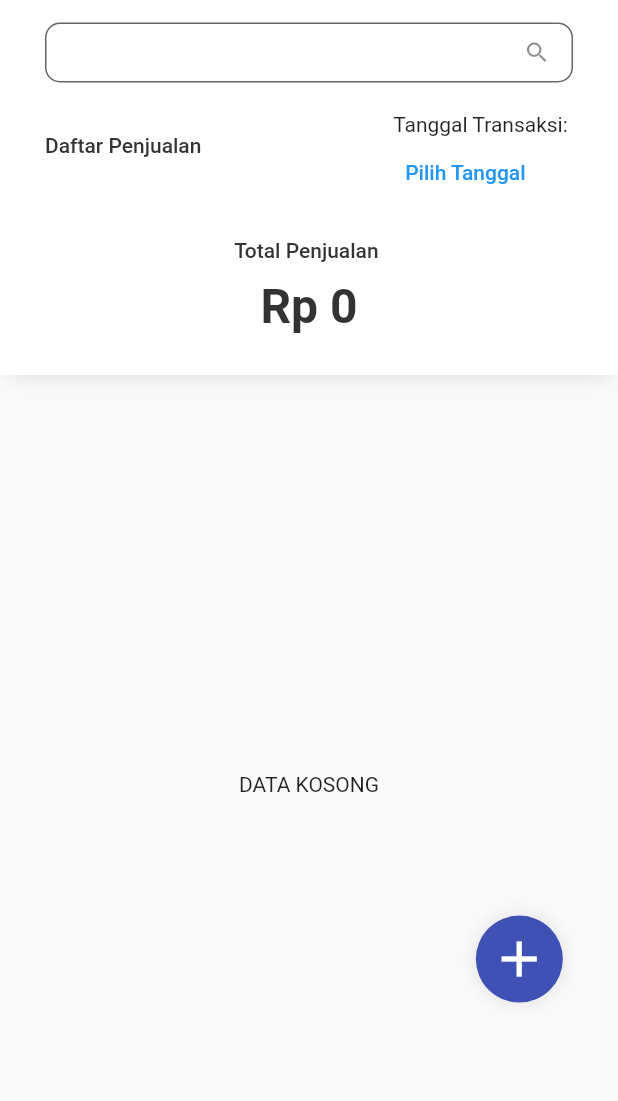
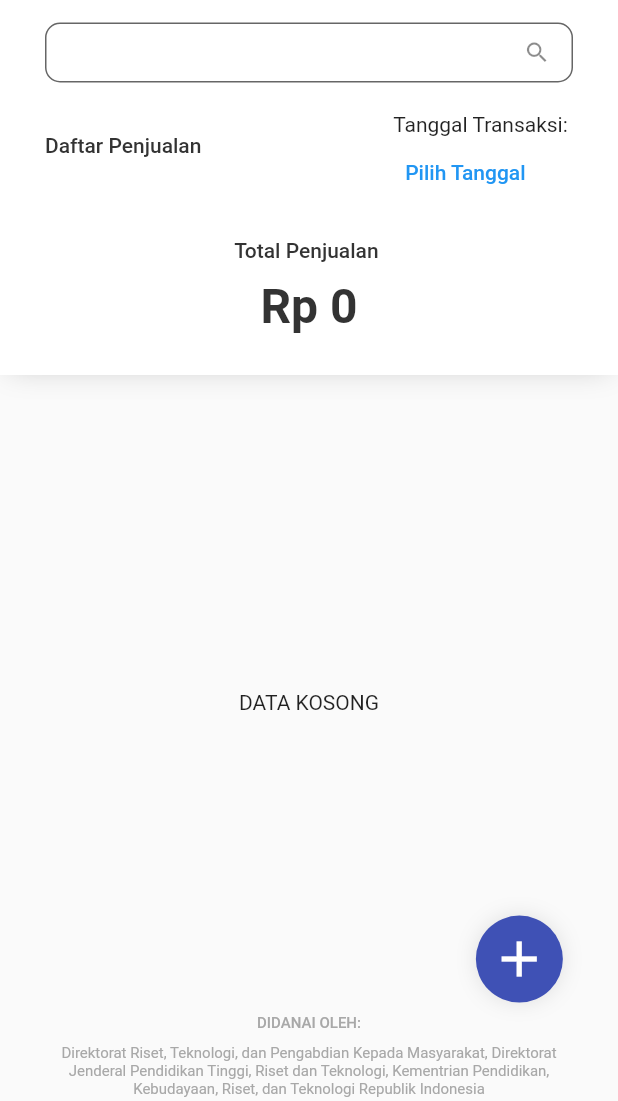
Before and after one commit to Galuhdap/pembukuanApps, a Flutter app: the PenjualanScreen screen opened directly, on a phone screen of 412 x 824 dp, the part 135-1236 px from its top. Run offline on Flutter 3.47's test engine with Material 2 defaults, Android fonts, the light colour scheme and no system bars; our stand-ins replace buttons_tabbar, currency_text_input_formatter, flutter_holo_date_picker, pdf, printing, sqflite; missing offline and left inert: d_chart; accounts and stored records are empty; Roboto replaces fonts that are missing (Poppins).

Commit message:
update
new

```diff
--- a/lib/screen/catatanpenjualanAdd_screen.dart
+++ b/lib/screen/catatanpenjualanAdd_screen.dart
@@ -58,7 +58,7 @@
                     if (snapshot.hasData) {
                       if (snapshot.data!.length == 0) {
                         return Padding(
-                          padding: const EdgeInsets.only(top: 250, bottom: 250),
+                          padding: const EdgeInsets.only(top: 340, bottom: 298),
                           child: Center(
                             child: Text("DATA KOSONG"),
                           ),
@@ -68,7 +68,7 @@
                         padding: const EdgeInsets.only(left: 35, right: 35),
                         child: Container(
                           width: size.width * 0.9,
-                          height: size.height * 0.78,
+                          height: size.height * 0.79,
                           child: ListView.builder(
                             physics: BouncingScrollPhysics(),
                             padding: EdgeInsets.only(top: 10),
--- a/lib/screen/catatanpenjualan_screen.dart
+++ b/lib/screen/catatanpenjualan_screen.dart
@@ -869,7 +869,7 @@
               ),
             ),
             Padding(
-              padding: const EdgeInsets.only(bottom: 20, top: 35),
+              padding: const EdgeInsets.only(bottom: 7, top: 35),
               child: Column(
                 children: [
                   Text(
--- a/lib/screen/daftarproduk_screen.dart
+++ b/lib/screen/daftarproduk_screen.dart
@@ -105,7 +105,7 @@
                     if (snapshot.hasData) {
                       if (snapshot.data!.length == 0) {
                         return Padding(
-                          padding: const EdgeInsets.only(top: 250, bottom: 250),
+                          padding: const EdgeInsets.only(top: 250, bottom: 310),
                           child: Center(
                             child: Text("DATA KOSONG"),
                           ),
@@ -120,7 +120,7 @@
                         padding: const EdgeInsets.only(left: 35, right: 35),
                         child: Container(
                           width: size.width * 0.9,
-                          height: 640,
+                          height: size.height * 0.7,
                           child: ListView.builder(
                             physics: BouncingScrollPhysics(),
                             padding: EdgeInsets.only(top: 10),
--- a/lib/screen/pembelianBahan_screen.dart
+++ b/lib/screen/pembelianBahan_screen.dart
@@ -260,7 +260,7 @@
                     if (snapshot.hasData) {
                       if (snapshot.data!.length == 0) {
                         return Padding(
-                          padding: const EdgeInsets.only(top: 250, bottom: 250),
+                          padding: const EdgeInsets.only(top: 235, bottom: 244),
                           child: Center(
                             child: Text("DATA KOSONG"),
                           ),
--- a/lib/screen/pengeluaran_screen.dart
+++ b/lib/screen/pengeluaran_screen.dart
@@ -245,7 +245,7 @@
                     if (snapshot.hasData) {
                       if (snapshot.data!.length == 0) {
                         return Padding(
-                          padding: const EdgeInsets.only(top: 250, bottom: 250),
+                          padding: const EdgeInsets.only(top: 235, bottom: 243),
                           child: Center(
                             child: Text("DATA KOSONG"),
                           ),
--- a/lib/screen/penjualan_screen.dart
+++ b/lib/screen/penjualan_screen.dart
@@ -246,7 +246,7 @@
                     if (snapshot.hasData) {
                       if (snapshot.data!.length == 0) {
                         return Padding(
-                          padding: const EdgeInsets.only(top: 250, bottom: 250),
+                          padding: const EdgeInsets.only(top: 195, bottom: 185),
                           child: Center(
                             child: Text("DATA KOSONG"),
                           ),
@@ -278,7 +278,7 @@
                         padding: const EdgeInsets.only(left: 35, right: 35),
                         child: Container(
                           width: size.width * 0.9,
-                          height: size.height * 0.47,
+                          height: size.height * 0.48,
                           child: ListView.builder(
                             scrollDirection: Axis.vertical,
                             physics: BouncingScrollPhysics(),
--- a/lib/screen/splash_screen.dart
+++ b/lib/screen/splash_screen.dart
@@ -75,7 +75,7 @@
       body: backgroundApps(
         size,
         Padding(
-          padding: const EdgeInsets.only(left: 20, right: 20, bottom: 20),
+          padding: const EdgeInsets.only(left: 20, right: 20, bottom: 20, top: 40),
           child: Column(
             mainAxisAlignment: MainAxisAlignment.spaceBetween,
             children: [
@@ -128,7 +128,7 @@
                 ),
               ),
               Padding(
-                padding: const EdgeInsets.only(bottom: 20),
+                padding: const EdgeInsets.only(bottom: 30),
                 child: Column(
                   children: [
                     Text(
```
Also changed, not shown: lib/screen/kas_screen.dart (+1 -10 lines).
